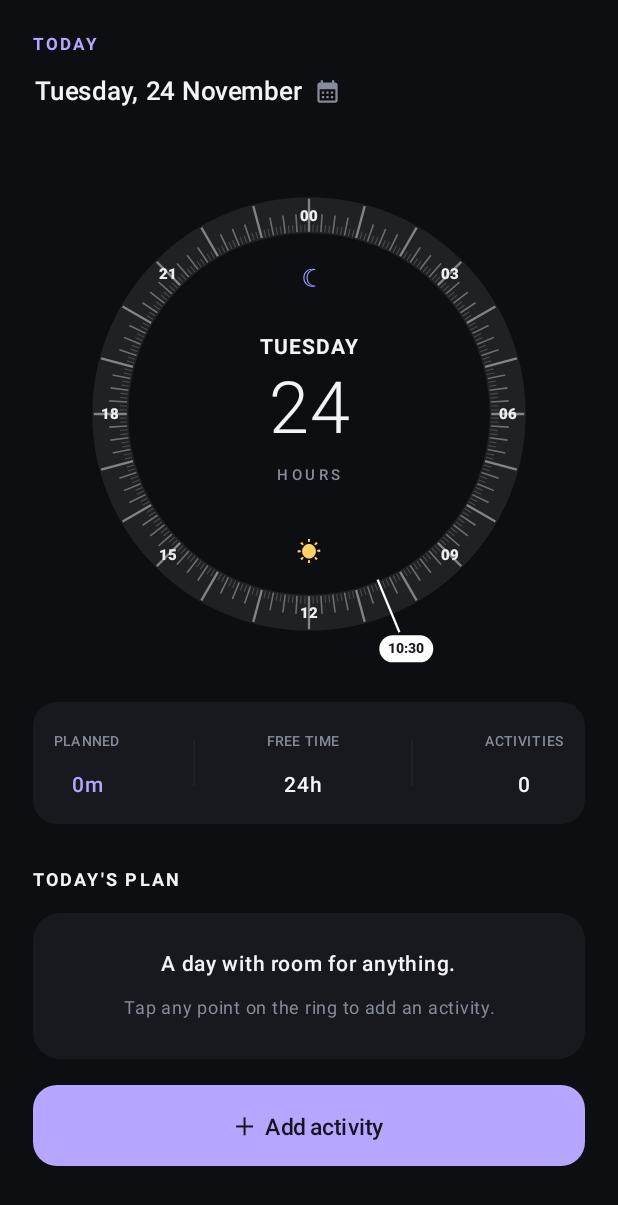
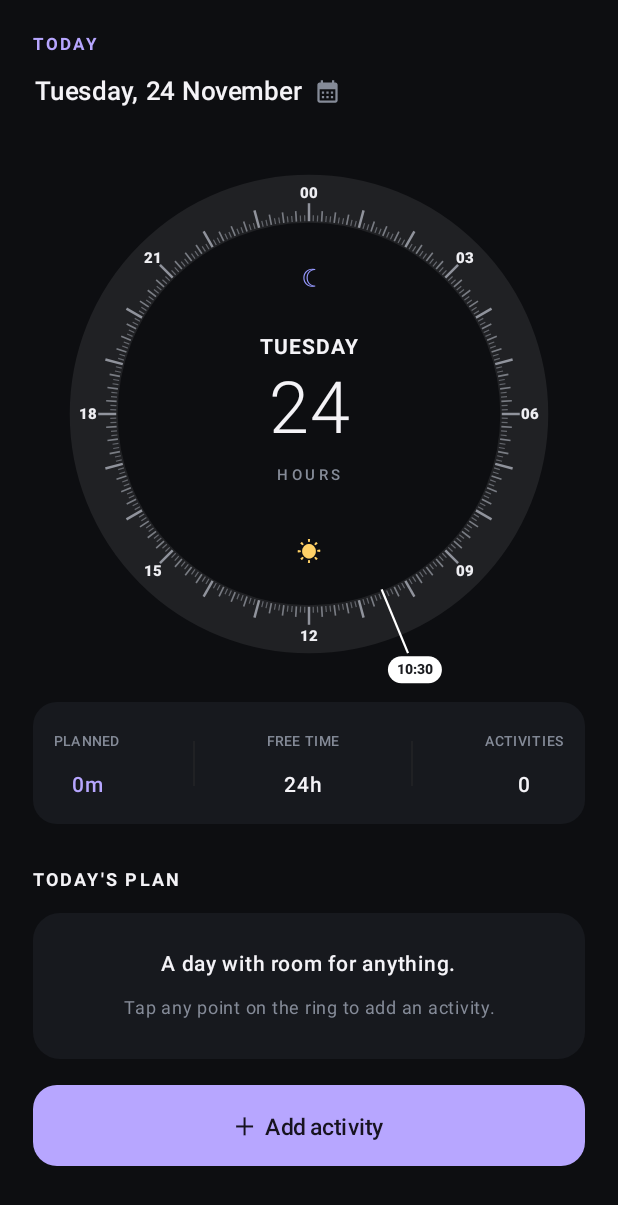
Before and after one commit to ahmdrb/24-hours, an Android app built with Jetpack Compose: the screen it shows after launch (MainActivity), on a phone screen of 412 x 824 dp. Shown: the top 1205 px of the screen. Run offline under Robolectric (Android 15) with nearby library versions, the phone set to English and light mode, and no system bars.

Commit message:
Increase clock ring size and separate tick and hour-label zones

```diff
--- a/app/build.gradle.kts
+++ b/app/build.gradle.kts
@@ -11,8 +11,8 @@ android {
         applicationId = "com.twentyfourhours.app"
         minSdk = 26
         targetSdk = 36
-        versionCode = 5
-        versionName = "0.5.0"
+        versionCode = 6
+        versionName = "0.6.0"
     }
 
     buildFeatures {
--- a/app/src/main/java/com/twentyfourhours/app/MainActivity.kt
+++ b/app/src/main/java/com/twentyfourhours/app/MainActivity.kt
@@ -435,8 +435,8 @@ private fun DayDial(
                 val dx = tap.x - cx
                 val dy = tap.y - cy
                 val distance = sqrt(dx * dx + dy * dy)
-                val radius = minOf(size.width, size.height).toFloat() * 0.36f
-                if (distance in (radius * 0.66f)..(radius * 1.35f)) {
+                val radius = minOf(size.width, size.height).toFloat() * 0.39f
+                if (distance in (radius * 0.80f)..(radius * 1.20f)) {
                     val degrees = Math.toDegrees(atan2(dy.toDouble(), dx.toDouble())).toFloat()
                     val clockAngle = (degrees + 90f + 360f) % 360f
                     onTap(((clockAngle / 360f) * 1440f).roundToInt().coerceIn(0, 1439))
@@ -445,8 +445,9 @@ private fun DayDial(
         },
     ) {
         val center = Offset(size.width / 2f, size.height / 2f)
-        val radius = size.minDimension * 0.36f
-        val stroke = 24.dp.toPx()
+        // Larger, fuller proportions inspired by the reference dial.
+        val radius = size.minDimension * 0.39f
+        val stroke = 32.dp.toPx()
         val topLeft = Offset(center.x - radius, center.y - radius)
         val arcSize = Size(radius * 2f, radius * 2f)
 
@@ -464,55 +465,66 @@ private fun DayDial(
             if (remainder > 0) activityArc(color, 0, remainder, topLeft, arcSize, stroke)
         }
 
-        // Tick marks now sit wholly inside the ring band instead of protruding
-        // into the surrounding background. Five-minute marks are short; quarters
-        // and hours reach progressively farther toward the ring's outer edge.
+        // Draw ticks after the activity arcs so they remain crisp and visible.
+        // Their short strokes occupy a dedicated inner-edge band; the hour numbers
+        // sit farther outward in their own zone, away from the tick ends.
         val tickInner = radius - stroke * 0.5f + 1.dp.toPx()
         for (minute in 0 until 1440 step 5) {
             val isHour = minute % 60 == 0
             val isQuarter = minute % 15 == 0
             val angle = Math.toRadians((-90f + minute / 1440f * 360f).toDouble())
             val tickLength = when {
-                isHour -> stroke - 2.dp.toPx()
-                isQuarter -> 12.dp.toPx()
-                else -> 5.dp.toPx()
+                isHour -> 12.dp.toPx()
+                isQuarter -> 7.dp.toPx()
+                else -> 4.dp.toPx()
             }
             val outer = tickInner + tickLength
             val segment = activities.firstOrNull { contains(it, minute) }
-            val baseColor = segment?.let { parseColor(it.color) } ?: Color(0xFF85868D)
-            val tickColor = baseColor.copy(
-                alpha = when {
-                    isHour -> 0.98f
-                    isQuarter -> 0.76f
-                    else -> if (segment != null) 0.52f else 0.40f
+            val tickColor = if (segment != null) {
+                val activityColor = parseColor(segment.color)
+                val tint = when {
+                    isHour -> 0.70f
+                    isQuarter -> 0.56f
+                    else -> 0.42f
                 }
-            )
+                lightenForTick(activityColor, tint).copy(alpha = 0.98f)
+            } else {
+                Color(0xFFB0B4BE).copy(
+                    alpha = when {
+                        isHour -> 0.78f
+                        isQuarter -> 0.62f
+                        else -> 0.48f
+                    }
+                )
+            }
+
             drawLine(
                 tickColor,
                 Offset(center.x + cos(angle).toFloat() * tickInner, center.y + sin(angle).toFloat() * tickInner),
                 Offset(center.x + cos(angle).toFloat() * outer, center.y + sin(angle).toFloat() * outer),
                 strokeWidth = when {
-                    isHour -> 1.55.dp.toPx()
-                    isQuarter -> 1.05.dp.toPx()
-                    else -> 0.75.dp.toPx()
+                    isHour -> 1.65.dp.toPx()
+                    isQuarter -> 1.10.dp.toPx()
+                    else -> 0.80.dp.toPx()
                 },
                 cap = StrokeCap.Butt,
             )
         }
 
-        // Three-hour labels remain clean and legible around the centerline.
+        // Three-hour labels occupy a separate outer radial zone within the band.
         val labelPaint = android.graphics.Paint(android.graphics.Paint.ANTI_ALIAS_FLAG).apply {
             color = AndroidColor.rgb(238, 238, 242)
             textAlign = android.graphics.Paint.Align.CENTER
             textSize = 10.sp.toPx()
             typeface = android.graphics.Typeface.create("sans-serif-medium", android.graphics.Typeface.BOLD)
         }
+        val labelRadius = radius + 4.dp.toPx()
         listOf(0, 3, 6, 9, 12, 15, 18, 21).forEach { hour ->
             val angle = Math.toRadians((-90f + hour * 15f).toDouble())
             drawContext.canvas.nativeCanvas.drawText(
                 String.format(Locale.US, "%02d", hour),
-                center.x + cos(angle).toFloat() * radius,
-                center.y + sin(angle).toFloat() * radius + 3.5.dp.toPx(),
+                center.x + cos(angle).toFloat() * labelRadius,
+                center.y + sin(angle).toFloat() * labelRadius + 3.5.dp.toPx(),
                 labelPaint,
             )
         }
@@ -570,6 +582,16 @@ private fun DayDial(
             drawContext.canvas.nativeCanvas.drawText(timeText, pillCenterX, baseline, textPaint)
         }
     }
+}
+
+private fun lightenForTick(color: Color, amount: Float): Color {
+    val tint = amount.coerceIn(0f, 1f)
+    return Color(
+        red = color.red + (1f - color.red) * tint,
+        green = color.green + (1f - color.green) * tint,
+        blue = color.blue + (1f - color.blue) * tint,
+        alpha = color.alpha,
+    )
 }
 
 private fun androidx.compose.ui.graphics.drawscope.DrawScope.activityArc(
```
